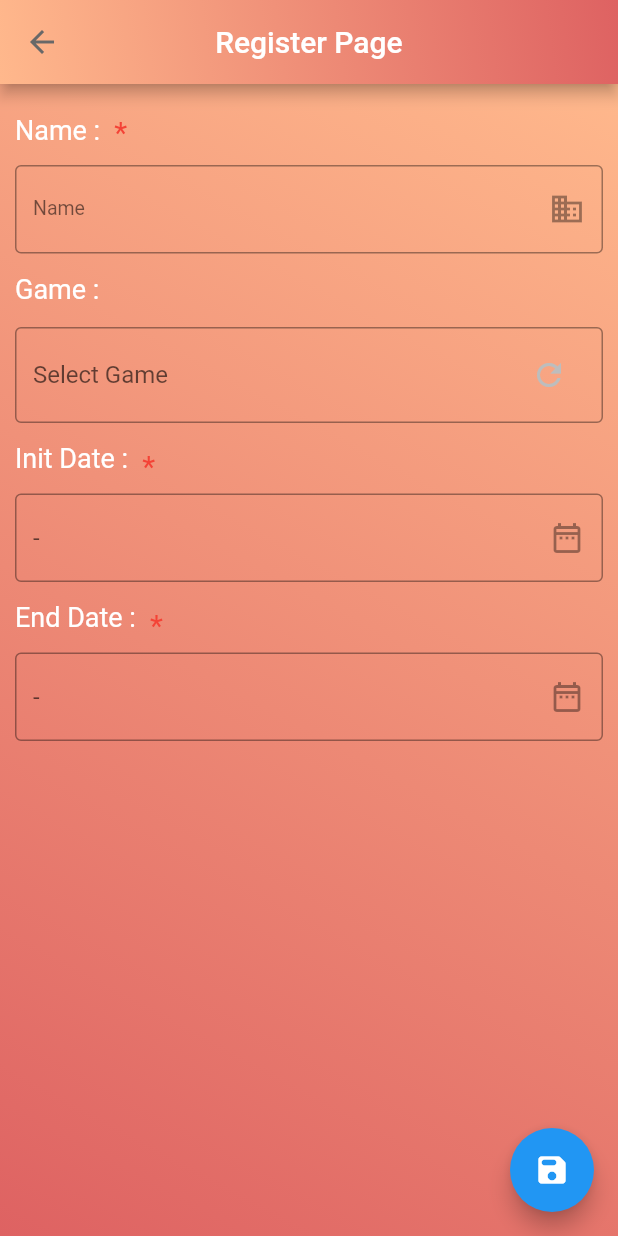
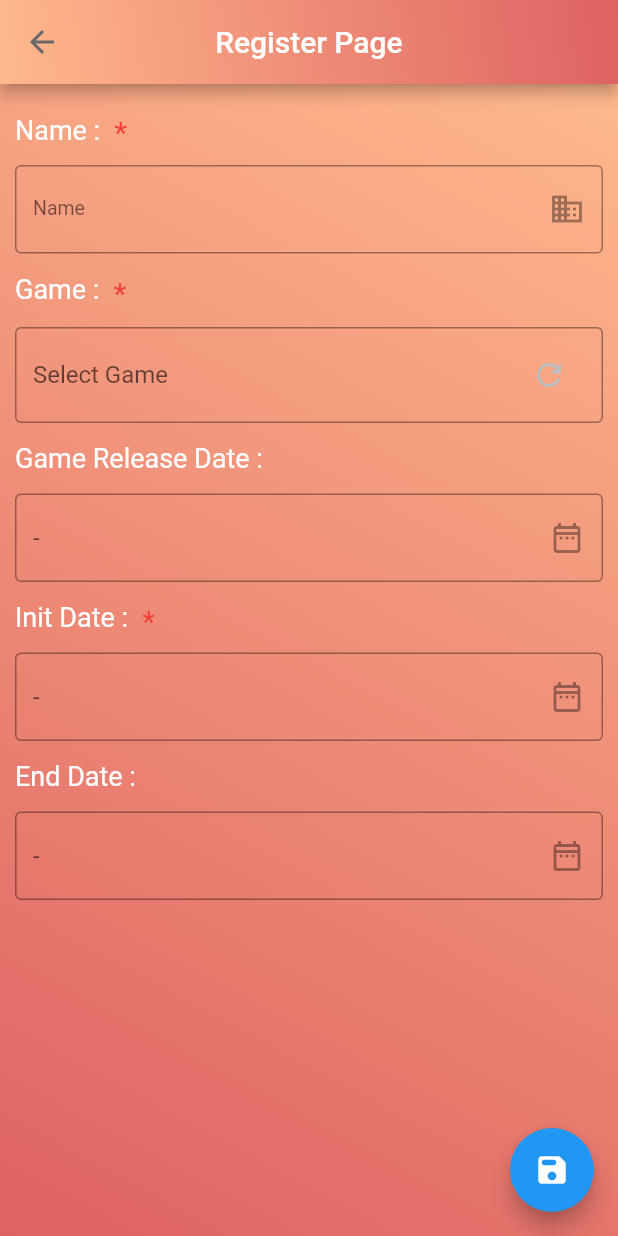
Before and after one commit to NityanandaBarbosa/Finished-Games-Register, a Flutter app: the RegisterPage screen opened by its route, on a phone screen of 412 x 824 dp. Run offline on Flutter 3.47's test engine with Material 2 defaults, Android fonts, the phone set to English and light mode, and no system bars; our stand-ins replace dio, firebase_auth, firebase_core, flutter_modular, flutter_triple, mobx; accounts and stored records are empty; generated files the repository leaves out were written again.

Commit message:
feat able to add a register

```diff
--- a/lib/app/modules/list/register/register_page.dart
+++ b/lib/app/modules/list/register/register_page.dart
@@ -109,8 +109,8 @@ class RegisterPageState extends ModularState<RegisterPage, RegisterStore> {
                               fontWeight: FontWeight.normal),
                         ),
                       ),
-                      /*Padding(
-                    padding: EdgeInsets.only(top: 10),
+                      Padding(
+                        padding: EdgeInsets.only(top: 5),
                         child: Text(
                           "*",
                           style: TextStyle(
@@ -118,7 +118,7 @@ class RegisterPageState extends ModularState<RegisterPage, RegisterStore> {
                               color: Colors.red,
                               fontWeight: FontWeight.normal),
                         ),
-                  ),*/
+                      ),
                     ],
                   ),
                   Column(
@@ -161,8 +161,8 @@ class RegisterPageState extends ModularState<RegisterPage, RegisterStore> {
                                 store.gameChoice = value;
                               });
                             },
-                            items: listStore.responseRegister != null
-                                ? listStore.responseRegister
+                            items: listStore.responseGames != null
+                                ? listStore.responseGames
                                     .map((GameModel game) {
                                     return new DropdownMenuItem<GameModel>(
                                       child: new Text(
@@ -186,6 +186,40 @@ class RegisterPageState extends ModularState<RegisterPage, RegisterStore> {
                             padding: EdgeInsets.only(
                                 left: 10.0, top: 10, right: 5, bottom: 10),
                             child: Text(
+                              "Game Release Date : ",
+                              style: TextStyle(
+                                  fontSize: 18,
+                                  color: Colors.white,
+                                  fontWeight: FontWeight.normal),
+                            ),
+                          ),
+                        ],
+                      ),
+                      Padding(
+                        padding: EdgeInsets.fromLTRB(10, 3, 10, 3),
+                        child: TextFormField(
+                          keyboardType: TextInputType.emailAddress,
+                          readOnly: true,
+                          decoration: InputDecoration(
+                            hintText: (store.gameChoice == null
+                                ? "-"
+                                : '${DateTime.parse(store.gameChoice.releaseDate).day}/${DateTime.parse(store.gameChoice.releaseDate).month}/${DateTime.parse(store.gameChoice.releaseDate).year}'),
+                            labelStyle:
+                            TextStyle(fontSize: 13, color: Colors.black),
+                            border: OutlineInputBorder(
+                                borderSide:
+                                new BorderSide(color: Colors.black54)),
+                            suffixIcon: IconButton(
+                                icon: Icon(Icons.date_range_outlined)),
+                          ),
+                        ),
+                      ),
+                      Row(
+                        children: [
+                          Padding(
+                            padding: EdgeInsets.only(
+                                left: 10.0, top: 10, right: 5, bottom: 10),
+                            child: Text(
                               "Init Date : ",
                               style: TextStyle(
                                   fontSize: 18,
@@ -194,7 +228,7 @@ class RegisterPageState extends ModularState<RegisterPage, RegisterStore> {
                             ),
                           ),
                           Padding(
-                            padding: EdgeInsets.only(top: 10),
+                            padding: EdgeInsets.only(top: 5),
                             child: Text(
                               "*",
                               style: TextStyle(
@@ -257,16 +291,6 @@ class RegisterPageState extends ModularState<RegisterPage, RegisterStore> {
                               style: TextStyle(
                                   fontSize: 18,
                                   color: Colors.white,
-                                  fontWeight: FontWeight.normal),
-                            ),
-                          ),
-                          Padding(
-                            padding: EdgeInsets.only(top: 10),
-                            child: Text(
-                              "*",
-                              style: TextStyle(
-                                  fontSize: 20,
-                                  color: Colors.red,
                                   fontWeight: FontWeight.normal),
                             ),
                           ),
@@ -334,11 +358,11 @@ class RegisterPageState extends ModularState<RegisterPage, RegisterStore> {
             backgroundColor: Colors.blue,
             onPressed: () async {
               if (_formKey.currentState.validate()) {}
-              /*var responseSave = await store.savePublisher(context);
+              var responseSave = await store.saveRegister(context);
               if (responseSave == true) {
                 store.response == null ? CircularProgressIndicator() : null;
                 Modular.to.pushReplacementNamed('/lists');
-              }*/
+              }
             },
             child: Icon(Icons.save_rounded),
           ),
--- a/lib/app/modules/shared/services/registers/registers_api_interface.dart
+++ b/lib/app/modules/shared/services/registers/registers_api_interface.dart
@@ -1,9 +1,7 @@
 abstract class IRegisterApi {
-  Future postRegister(id, idPublisher, idGame, name,
-      [initDate = "", endDate = ""]);
+  Future postRegister(id, idPublisher, idGame, name, [initDate = "", endDate = ""]);
   Future getRegister(id);
-  Future putRegister(id, idRegister, idPublisher, idGame, name,
-      [initDate = "", endDate = ""]);
+  Future putRegister(id, idRegister, idPublisher, idGame, name, [initDate = "", endDate = ""]);
   Future getSingleRegister(id, idRegister);
   Future deleteRegister(id, idRegister);
 }
```
Also changed, not shown: lib/app/modules/list/register/register_store.dart (+32 -26 lines), lib/app/modules/shared/services/registers/registers_api.dart (+19 -22 lines). Lines whose indentation alone changed are shown as unchanged.
